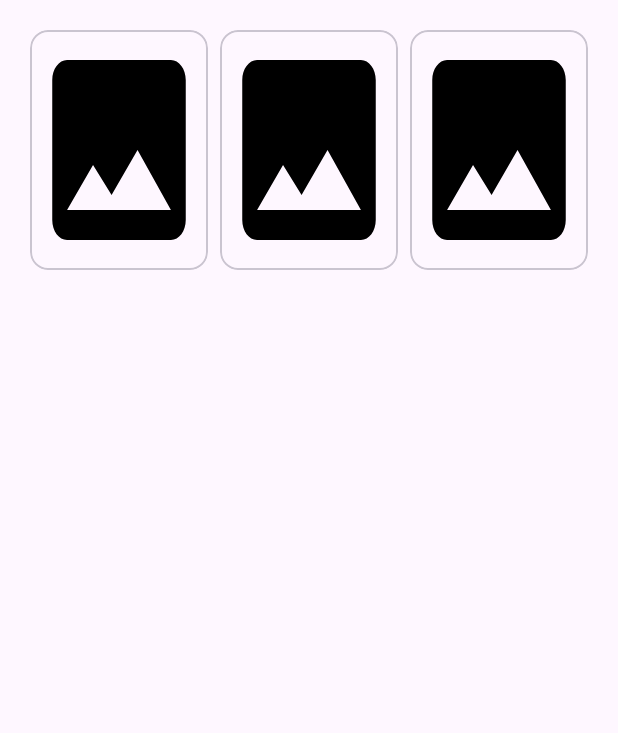
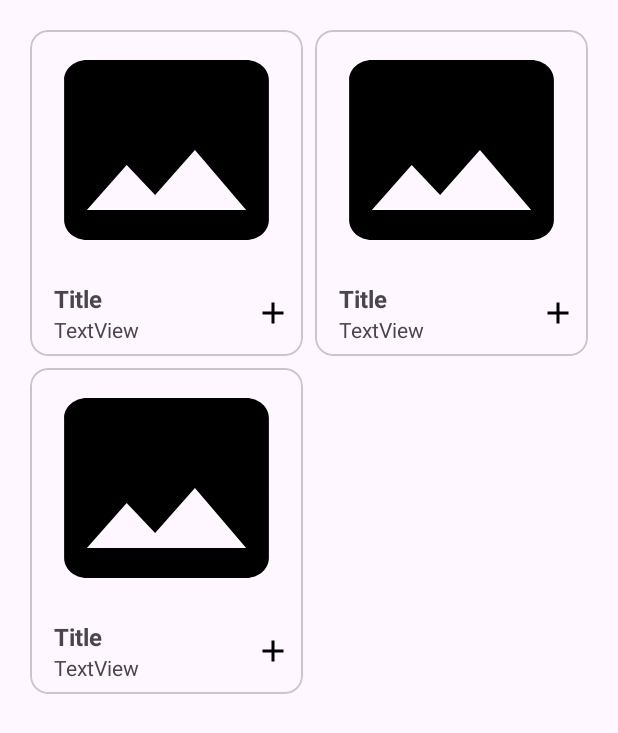
Before and after one commit to shahsamir97/CinemaHall, an Android app: the layout fragment_movie_list.xml on its own in the app's theme, with its tools: preview values and no code run, on a phone screen of 412 x 824 dp. Shown: the top 733 px of the screen. Run offline under Robolectric (Android 15) with nearby library versions, the phone set to English and light mode, and no system bars; network calls fail.

Commit message:
Add Title and ReleaseDate data in movie_list_item

```diff
--- a/app/src/main/java/com/mdshahsamir/ovisharcinemahall/ui/movies/MovieListAdapter.kt
+++ b/app/src/main/java/com/mdshahsamir/ovisharcinemahall/ui/movies/MovieListAdapter.kt
@@ -1,7 +1,11 @@
 package com.mdshahsamir.ovisharcinemahall.ui.movies
 
+import android.graphics.drawable.AnimationDrawable
 import android.view.LayoutInflater
 import android.view.ViewGroup
+import android.widget.ImageView
+import androidx.core.content.ContextCompat
+import androidx.core.content.res.ResourcesCompat
 import androidx.paging.PagingDataAdapter
 import androidx.recyclerview.widget.DiffUtil
 import androidx.recyclerview.widget.RecyclerView
@@ -28,10 +32,25 @@ class MovieListAdapter(private val glideRequestManager: RequestManager) :
     inner class MovieViewHolder(private val binding: MovieListItemBinding) :
         RecyclerView.ViewHolder(binding.root) {
 
+        private var isAdded = false
+        private lateinit var drawableAnimation: AnimationDrawable
+
         fun bind(movie: Movie) {
+            binding.titleTextView.text = movie.title
+            binding.releaseDateTextView.text = movie.release_date
+
             glideRequestManager.load(BuildConfig.IMAGE_BASE_URL + movie.poster_path)
                 .placeholder(R.drawable.loading_animation)
                 .into(binding.moviePosterImage)
+
+            binding.imageView.apply {
+                setImageDrawable(ResourcesCompat.getDrawable(resources,R.drawable.add_to_wishlist_drawable, null))
+                drawableAnimation = drawable as AnimationDrawable
+            }
+
+            binding.imageView.setOnClickListener {
+                drawableAnimation.start()
+            }
         }
     }
 
--- /dev/null
+++ b/app/src/main/res/drawable/add_to_wishlist_drawable.xml
@@ -0,0 +1,10 @@
+<?xml version="1.0" encoding="utf-8"?>
+<animation-list xmlns:android="http://schemas.android.com/apk/res/android"
+    android:oneshot="true">
+    <item
+        android:drawable="@drawable/baseline_add_24"
+        android:duration="200" />
+    <item
+        android:drawable="@drawable/heart_icon"
+        android:duration="200" />
+</animation-list>
--- /dev/null
+++ b/app/src/main/res/drawable/baseline_add_24.xml
@@ -0,0 +1,5 @@
+<vector android:height="24dp" android:tint="#000"
+    android:viewportHeight="24" android:viewportWidth="24"
+    android:width="24dp" xmlns:android="http://schemas.android.com/apk/res/android">
+    <path android:fillColor="@android:color/white" android:pathData="M19,13h-6v6h-2v-6H5v-2h6V5h2v6h6v2z"/>
+</vector>
--- /dev/null
+++ b/app/src/main/res/drawable/heart_icon.xml
@@ -0,0 +1,12 @@
+<vector xmlns:android="http://schemas.android.com/apk/res/android"
+    android:width="24dp"
+    android:height="24dp"
+    android:viewportWidth="24"
+    android:viewportHeight="24">
+  <path
+      android:pathData="m8.5,4c-3.038,0 -5.5,2.5 -5.5,5.5 0,1.6 0.617,2.9 1.594,3.9 0.134,0.2 0.259,0.3 0.406,0.5l7,7.1 7,-7.1 0.344,-0.4c1.013,-1 1.656,-2.4 1.656,-4 0,-3 -2.462,-5.5 -5.5,-5.5 -1.329,0 -2.549,0.4 -3.5,1.2 -0.951,-0.8 -2.171,-1.2 -3.5,-1.2z"
+      android:fillColor="#c0392b"/>
+  <path
+      android:pathData="m8.889,5c-2.7,0 -4.889,2.2 -4.889,4.9 0,1.3 0.548,2.5 1.417,3.4 0.119,0.2 0.23,0.3 0.361,0.4l6.222,6.3 6.222,-6.3 0.306,-0.3c0.901,-0.9 1.472,-2.1 1.472,-3.5 0,-2.7 -2.189,-4.9 -4.889,-4.9 -1.181,0 -2.266,0.4 -3.111,1.1 -0.845,-0.7 -1.93,-1.1 -3.111,-1.1z"
+      android:fillColor="#e74c3c"/>
+</vector>
--- a/app/src/main/res/layout/fragment_movie_list.xml
+++ b/app/src/main/res/layout/fragment_movie_list.xml
@@ -17,7 +17,7 @@
         app:layout_constraintStart_toStartOf="parent"
         app:layout_constraintTop_toTopOf="parent"
         app:layoutManager="androidx.recyclerview.widget.GridLayoutManager"
-        app:spanCount="3"
+        app:spanCount="2"
         tools:listitem="@layout/movie_list_item"
         />
 
--- a/app/src/main/res/layout/movie_list_item.xml
+++ b/app/src/main/res/layout/movie_list_item.xml
@@ -4,7 +4,7 @@
     xmlns:app="http://schemas.android.com/apk/res-auto"
     xmlns:tools="http://schemas.android.com/tools"
     android:layout_width="match_parent"
-    android:layout_height="160dp"
+    android:layout_height="wrap_content"
     android:layout_margin="4dp">
 
     <androidx.constraintlayout.widget.ConstraintLayout
@@ -14,7 +14,7 @@
         <ImageView
             android:id="@+id/moviePosterImage"
             android:layout_width="match_parent"
-            android:layout_height="match_parent"
+            android:layout_height="160dp"
             android:scaleType="fitXY"
             app:layout_constraintEnd_toEndOf="parent"
             app:layout_constraintStart_toStartOf="parent"
@@ -22,6 +22,47 @@
             app:srcCompat="@drawable/baseline_image_24"
             tools:srcCompat="@tools:sample/avatars" />
 
+        <ImageView
+            android:id="@+id/imageView"
+            android:layout_width="wrap_content"
+            android:layout_height="wrap_content"
+            android:layout_marginEnd="8dp"
+            app:layout_constraintBottom_toBottomOf="parent"
+            app:layout_constraintEnd_toEndOf="parent"
+            app:layout_constraintTop_toBottomOf="@+id/moviePosterImage"
+            app:srcCompat="@drawable/add_to_wishlist_drawable" />
+
+        <TextView
+            android:id="@+id/titleTextView"
+            android:layout_width="0dp"
+            android:layout_height="wrap_content"
+            android:layout_marginStart="16dp"
+            android:layout_marginTop="8dp"
+            android:layout_marginEnd="8dp"
+            android:ellipsize="end"
+            android:maxLines="2"
+            android:textSize="16sp"
+            android:textStyle="bold"
+            app:layout_constraintEnd_toStartOf="@+id/imageView"
+            app:layout_constraintStart_toStartOf="parent"
+            app:layout_constraintTop_toBottomOf="@+id/moviePosterImage"
+            tools:text="@string/title" />
+
+        <TextView
+            android:id="@+id/releaseDateTextView"
+            android:layout_width="0dp"
+            android:layout_height="wrap_content"
+            android:layout_marginEnd="8dp"
+            android:layout_marginBottom="8dp"
+            android:text="TextView"
+            android:textSize="14sp"
+            app:layout_constraintBottom_toBottomOf="parent"
+            app:layout_constraintEnd_toStartOf="@+id/imageView"
+            app:layout_constraintStart_toStartOf="@+id/titleTextView"
+            app:layout_constraintTop_toBottomOf="@+id/titleTextView" />
+
+
+
     </androidx.constraintlayout.widget.ConstraintLayout>
 
 </com.google.android.material.card.MaterialCardView>
--- a/app/src/main/res/values/strings.xml
+++ b/app/src/main/res/values/strings.xml
@@ -3,4 +3,5 @@
     <!-- TODO: Remove or change this placeholder text -->
     <string name="hello_blank_fragment">Hello blank fragment</string>
     <string name="movies">Movies</string>
+    <string name="title">Title</string>
 </resources>
```
